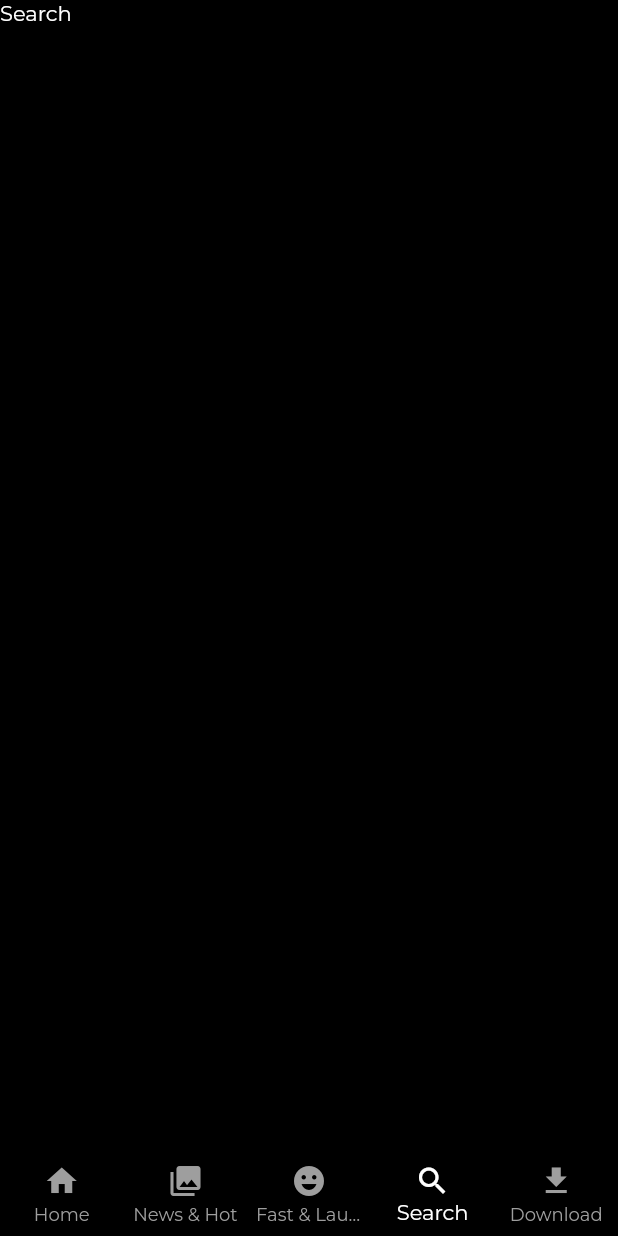
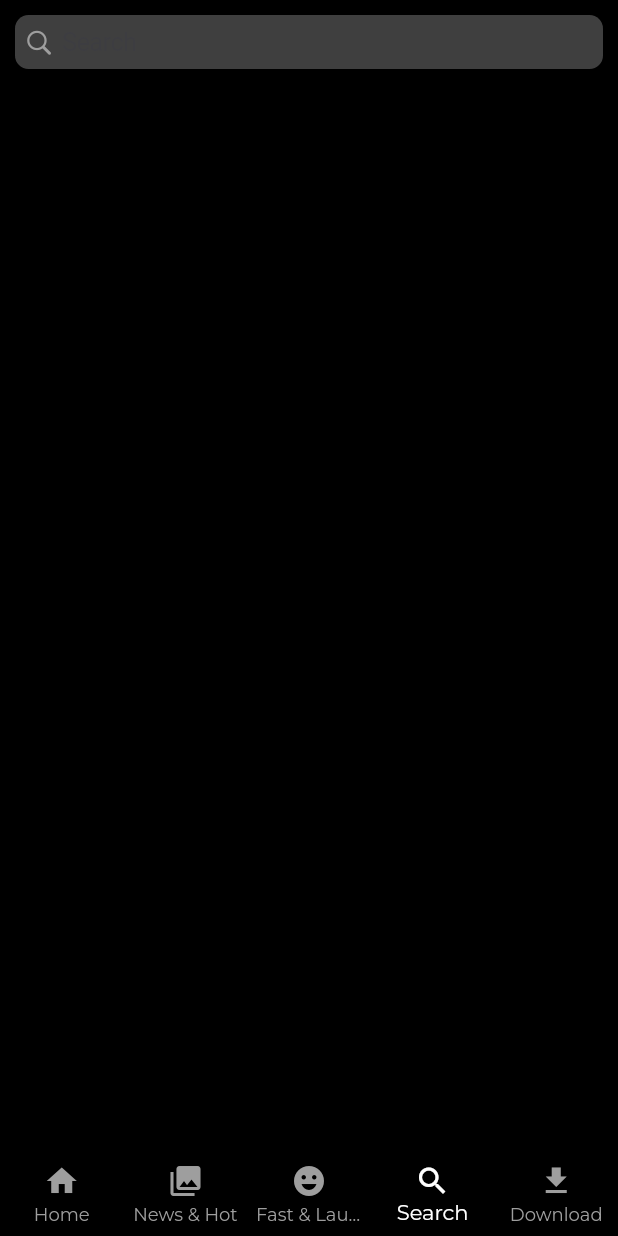
Before and after one commit to sanushcj/Netflix, a Flutter app: the screen it shows after launch, item 4 of the bottom bar chosen, on a phone screen of 412 x 824 dp. Run offline on Flutter 3.47's test engine with Material 2 defaults, Android fonts, the phone set to English and light mode, and no system bars; our stand-ins replace google_fonts.

Commit message:
Search page started

```diff
--- a/lib/presentation/search/search_page.dart
+++ b/lib/presentation/search/search_page.dart
@@ -1,12 +1,29 @@
+import 'package:flutter/cupertino.dart';
+import 'package:flutter/material.dart';
+import 'package:netflix/core/color/colors.dart';
 
-import 'package:flutter/material.dart';
 class SearchScreen extends StatelessWidget {
   const SearchScreen({super.key});
 
   @override
   Widget build(BuildContext context) {
-    return const Scaffold(
-      body: Text('Search'),
-    );
+    return Scaffold(
+        body: SafeArea(
+            child: Padding(
+      padding: const EdgeInsets.all(10),
+      child: Column(
+        crossAxisAlignment: CrossAxisAlignment.start,
+        children:  [
+          CupertinoSearchTextField(
+            backgroundColor: rrGreyColor.withOpacity(0.4),
+            prefixIcon: const Icon(
+              CupertinoIcons.search,
+              color: rrGreyColor,
+            ),
+            suffixIcon: const Icon(CupertinoIcons.xmark_circle_fill,color: rrGreyColor,),style: TextStyle(color: rrwhiteColor),
+          ),
+        ],
+      ),
+    )));
   }
 }
```
